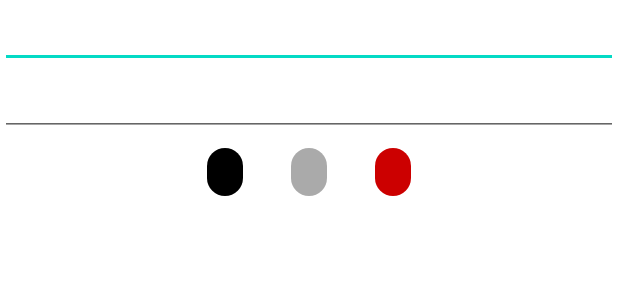
After one commit to ovso/Dialer, an Android app: the layout dialog_dialer_add_no.xml on its own in the app's theme, with its tools: preview values and no code run, on a phone screen of 412 x 824 dp. The commit adds this screen. Shown: the top 300 px of the screen. Run offline under Robolectric (Android 15) with nearby library versions, the phone set to English and light mode, and no system bars.

Commit message:
feat: wip - Add no dialog

```diff
--- a/app/src/main/java/io/github/ovso/dialer/view/ui/dialer/DialerFragment.kt
+++ b/app/src/main/java/io/github/ovso/dialer/view/ui/dialer/DialerFragment.kt
@@ -6,6 +6,7 @@ import androidx.appcompat.app.AlertDialog
 import androidx.fragment.app.viewModels
 import dagger.hilt.android.AndroidEntryPoint
 import io.github.ovso.dialer.R
+import io.github.ovso.dialer.databinding.DialogDialerAddNoBinding
 import io.github.ovso.dialer.databinding.FragmentDialerBinding
 import io.github.ovso.dialer.view.base.DataBindingFragment
 import io.github.ovso.dialer.view.ui.dialer.adapter.DialerAdapter
@@ -41,8 +42,11 @@ class DialerFragment : DataBindingFragment<FragmentDialerBinding>(R.layout.fragm
     }
 
     viewModel.showAddDialog.observe(owner) {
+      val binding = DialogDialerAddNoBinding.inflate(requireActivity().layoutInflater)
+
       AlertDialog.Builder(requireContext()).apply {
-        setMessage("추가 팝업")
+        setMessage("번호를 추가해주세요.")
+        setView(binding.root)
         show()
       }
     }
--- a/app/src/main/java/io/github/ovso/dialer/view/ui/home/HomeFragment.kt
+++ b/app/src/main/java/io/github/ovso/dialer/view/ui/home/HomeFragment.kt
@@ -11,8 +11,8 @@ import com.google.android.material.tabs.TabLayoutMediator
 import com.orhanobut.logger.Logger
 import dagger.hilt.android.AndroidEntryPoint
 import io.github.ovso.dialer.R
+import io.github.ovso.dialer.databinding.DialogHomeAddGroupBinding
 import io.github.ovso.dialer.databinding.FragmentHomeBinding
-import io.github.ovso.dialer.databinding.ViewHomeAddDialogBinding
 import io.github.ovso.dialer.view.base.DataBindingFragment
 import io.github.ovso.dialer.view.ui.home.adapter.HomePagerAdapter
 
@@ -63,7 +63,7 @@ class HomeFragment : DataBindingFragment<FragmentHomeBinding>(R.layout.fragment_
   }
 
   private fun showAddDialog(listener: ((String) -> Unit)?) {
-    val binding = ViewHomeAddDialogBinding.inflate(requireActivity().layoutInflater)
+    val binding = DialogHomeAddGroupBinding.inflate(requireActivity().layoutInflater)
     val onOkClick = DialogInterface.OnClickListener { dialog, _ ->
       dialog.dismiss()
       listener?.invoke(binding.root.text.trim().toString())
--- a/app/src/main/java/io/github/ovso/dialer/view/ui/home/HomeViewModel.kt
+++ b/app/src/main/java/io/github/ovso/dialer/view/ui/home/HomeViewModel.kt
@@ -24,8 +24,7 @@ class HomeViewModel @ViewModelInject constructor(
   fun onFabClick() {
     _showAddDialog.value = { text ->
       Logger.d("text: $text")
-      _addTab.value = text
+      _addTab.value = if (text.isNotEmpty()) text else "?"
     }
   }
-
 }
--- /dev/null
+++ b/app/src/main/res/layout/dialog_dialer_add_no.xml
@@ -0,0 +1,55 @@
+<?xml version="1.0" encoding="utf-8"?>
+<androidx.constraintlayout.widget.ConstraintLayout xmlns:android="http://schemas.android.com/apk/res/android"
+  xmlns:app="http://schemas.android.com/apk/res-auto"
+  xmlns:tools="http://schemas.android.com/tools"
+  android:layout_width="match_parent"
+  android:layout_height="wrap_content">
+
+  <EditText
+    android:id="@+id/et_dialer_add_dialog_no"
+    android:layout_width="match_parent"
+    android:layout_height="wrap_content"
+    android:importantForAutofill="no"
+    android:inputType="text"
+    app:layout_constraintEnd_toEndOf="parent"
+    app:layout_constraintStart_toStartOf="parent"
+    app:layout_constraintTop_toTopOf="parent"
+    tools:ignore="LabelFor" />
+
+  <EditText
+    android:id="@+id/et_dialer_add_dialog_nm"
+    android:layout_width="match_parent"
+    android:layout_height="wrap_content"
+    android:importantForAutofill="no"
+    android:inputType="text"
+    app:layout_constraintEnd_toEndOf="parent"
+    app:layout_constraintStart_toStartOf="parent"
+    app:layout_constraintTop_toBottomOf="@id/et_dialer_add_dialog_no"
+    tools:ignore="LabelFor" />
+
+  <com.google.android.material.chip.ChipGroup
+    android:id="@+id/cg_dialer_add_dialog"
+    android:layout_width="wrap_content"
+    android:layout_height="wrap_content"
+    app:layout_constraintEnd_toEndOf="parent"
+    app:layout_constraintStart_toStartOf="parent"
+    app:layout_constraintTop_toBottomOf="@id/et_dialer_add_dialog_nm">
+
+    <com.google.android.material.chip.Chip
+      android:layout_width="wrap_content"
+      android:layout_height="wrap_content"
+      app:chipBackgroundColor="@color/black" />
+
+    <com.google.android.material.chip.Chip
+      android:layout_width="wrap_content"
+      android:layout_height="wrap_content"
+      app:chipBackgroundColor="@android:color/darker_gray" />
+
+    <com.google.android.material.chip.Chip
+      android:layout_width="wrap_content"
+      android:layout_height="wrap_content"
+      app:chipBackgroundColor="@android:color/holo_red_dark" />
+
+  </com.google.android.material.chip.ChipGroup>
+
+</androidx.constraintlayout.widget.ConstraintLayout>
```
Also changed, not shown: app/src/main/res/layout/dialog_home_add_group.xml (renamed from app/src/main/res/layout/view_home_add_dialog.xml).
